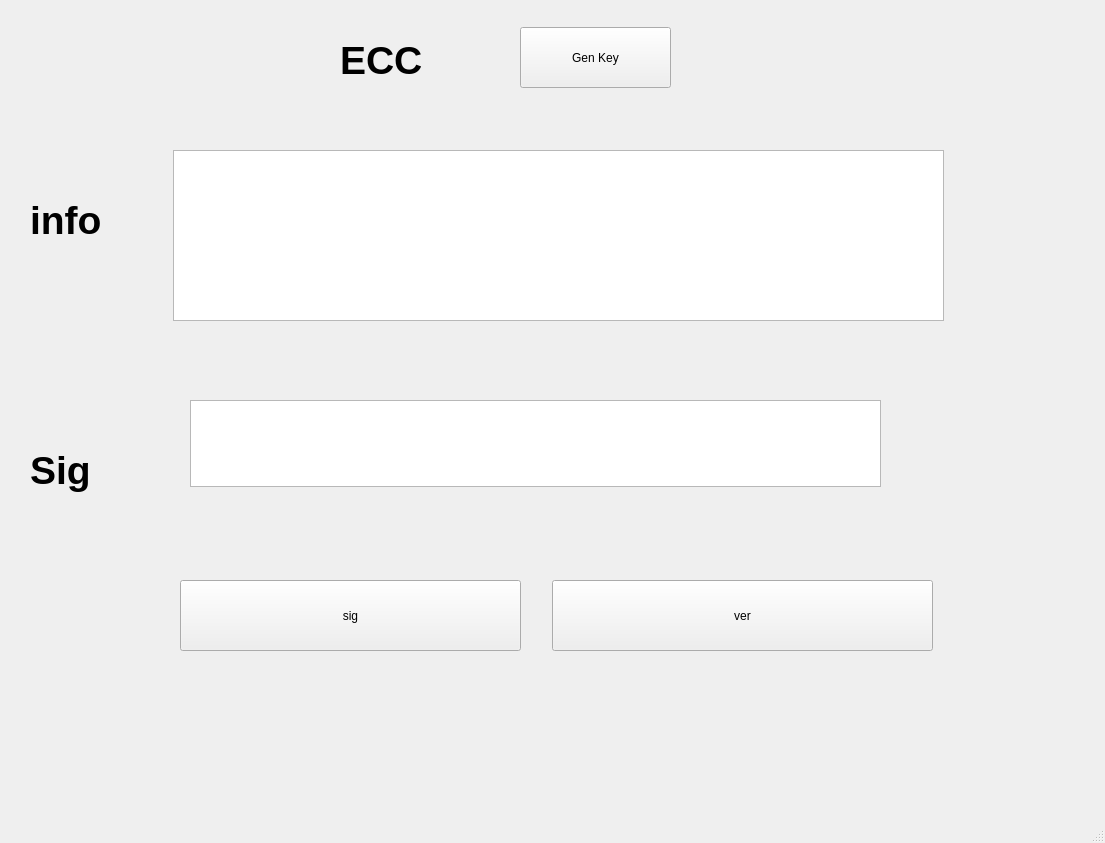
1496-DinhCongMinh/bmttnc-hutech-2280601916-Dcm, file lab_03_02/ui/ecc.ui: the form before one commit.
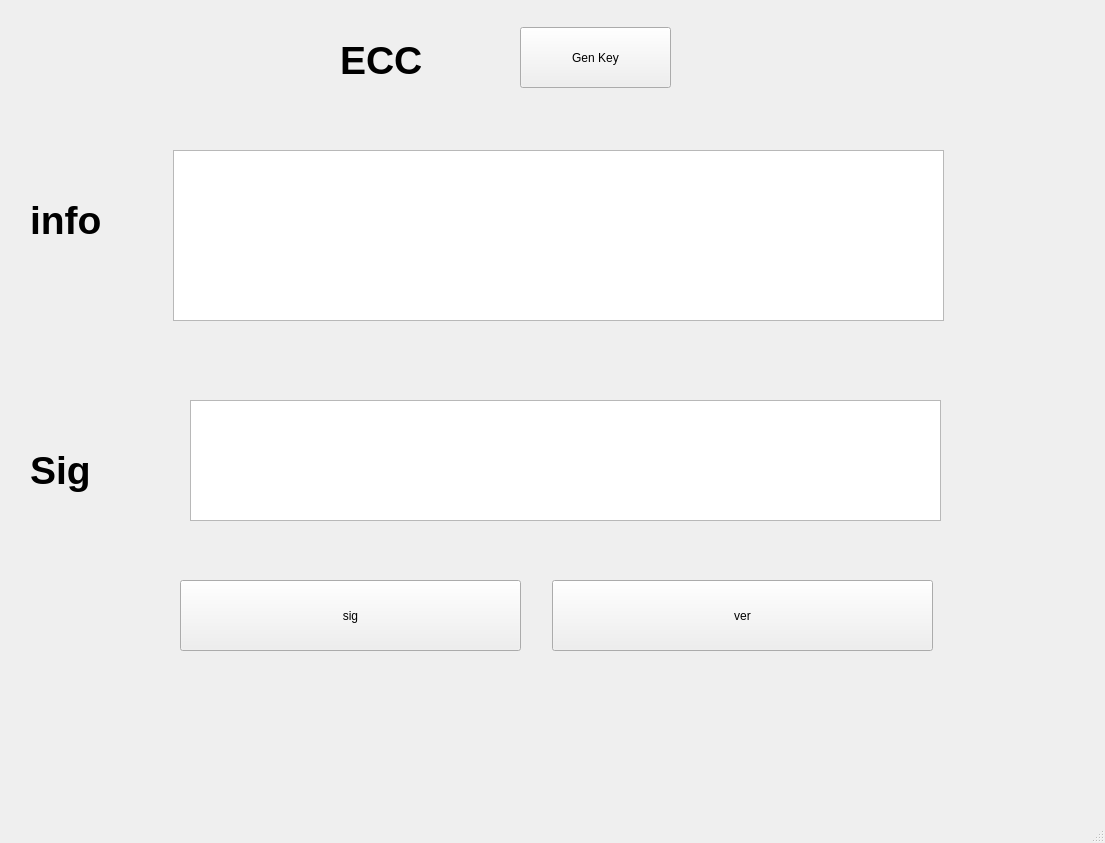
The form after the commit.

```diff
--- a/lab_03_02/ui/ecc.ui
+++ b/lab_03_02/ui/ecc.ui
@@ -128,8 +128,8 @@
      <rect>
       <x>190</x>
       <y>400</y>
-      <width>691</width>
-      <height>87</height>
+      <width>751</width>
+      <height>121</height>
      </rect>
     </property>
    </widget>
```
